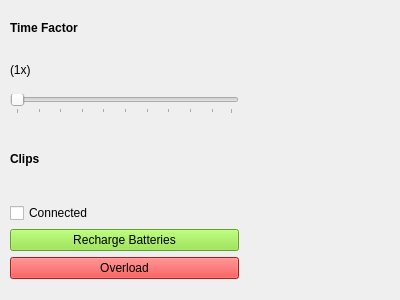
Old version of the form sidemenuview.ui in the repository eo640217/device-simulator.
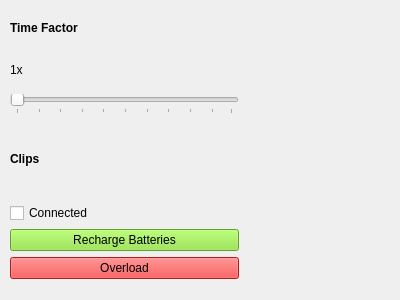
New version of the form. Icons and pictures are not drawn.

```diff
--- a/sidemenuview.ui
+++ b/sidemenuview.ui
@@ -47,7 +47,7 @@
       <item>
        <widget class="QLabel" name="TimeLabel">
         <property name="text">
-         <string>(1x)</string>
+         <string>1x</string>
         </property>
        </widget>
       </item>
```
